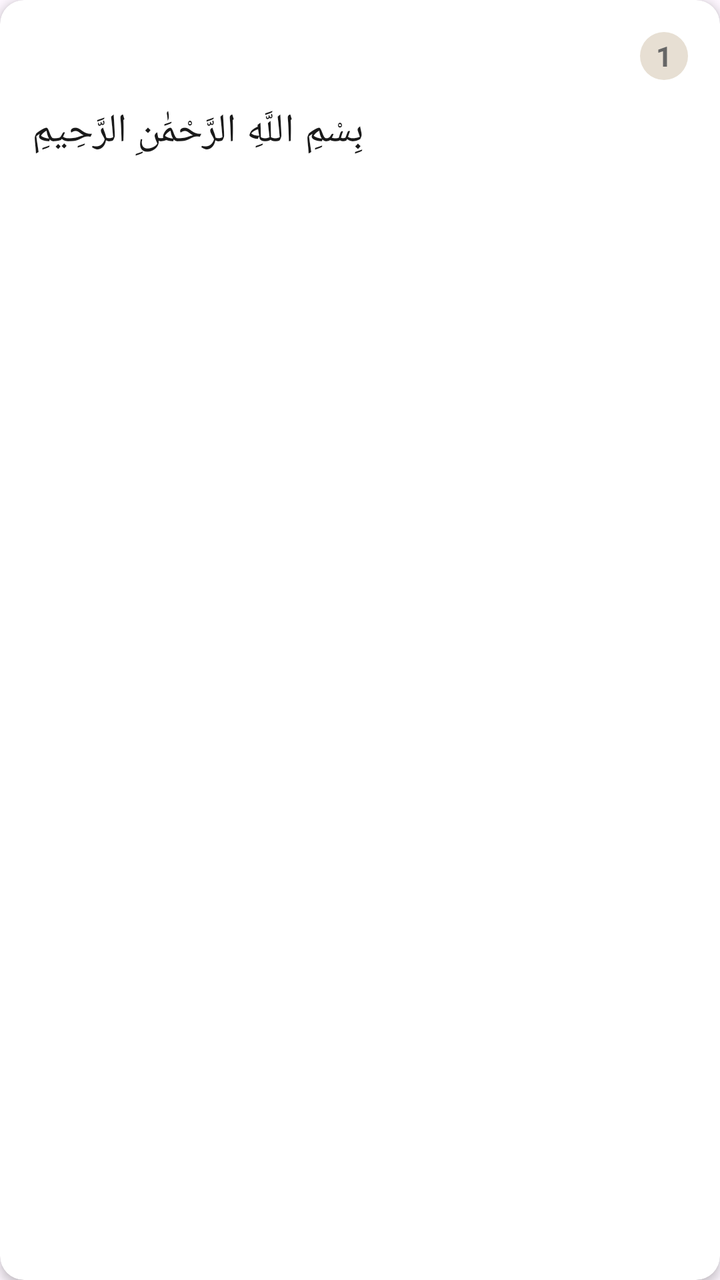
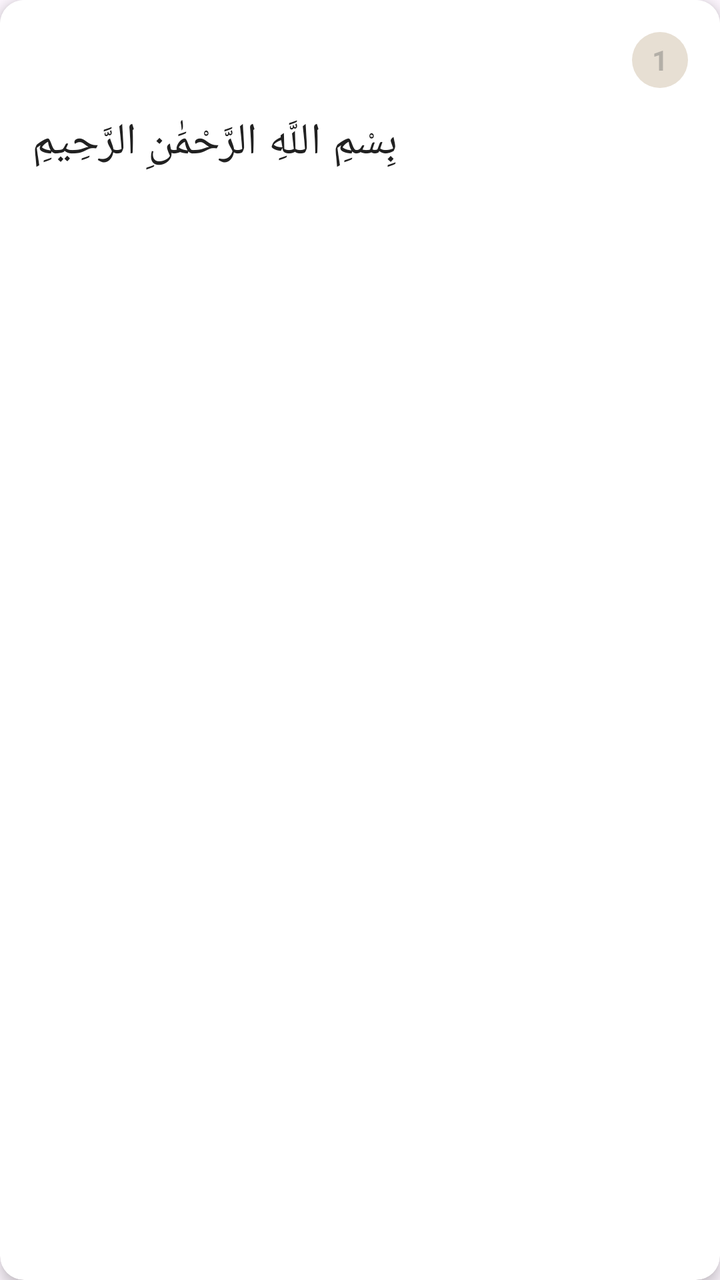

Compare the two renders of this Android layout. The source of the first and the diff that turns it into the second are given below.
<!-- AndroidManifest.xml: application theme Theme.Zakrni -->
<!-- res/layout/item_quran.xml -->
<?xml version="1.0" encoding="utf-8"?>
<androidx.cardview.widget.CardView xmlns:android="http://schemas.android.com/apk/res/android"
    xmlns:app="http://schemas.android.com/apk/res-auto"
    android:layout_width="match_parent"
    android:layout_height="wrap_content"
    android:layout_margin="8dp"
    app:cardCornerRadius="12dp"
    app:cardElevation="3dp"
    android:background="@android:color/white">

    <LinearLayout
        android:layout_width="match_parent"
        android:layout_height="wrap_content"
        android:orientation="vertical"
        android:padding="16dp">

        
        <LinearLayout
            android:layout_width="match_parent"
            android:layout_height="wrap_content"
            android:orientation="horizontal"
            android:gravity="end"
            android:layout_marginBottom="12dp">

            <TextView
                android:id="@+id/verse_number"
                android:layout_width="wrap_content"
                android:layout_height="wrap_content"
                android:text="1"
                android:textSize="14sp"
                android:textColor="#666666"
                android:background="@drawable/circle_background"
                android:gravity="center"
                android:minWidth="24dp"
                android:minHeight="24dp"
                android:textStyle="bold" />

        </LinearLayout>

        
        <TextView
            android:id="@+id/verse_text"
            android:layout_width="match_parent"
            android:layout_height="wrap_content"
            android:text="بِسْمِ اللَّهِ الرَّحْمَٰنِ الرَّحِيمِ"
            android:textSize="20sp"
            android:textColor="#1A1A1A"
            android:gravity="end"
            android:layoutDirection="rtl"
            android:fontFamily="serif"
            android:layout_marginBottom="8dp" />

        
        <TextView
            android:id="@+id/verse_translation"
            android:layout_width="match_parent"
            android:layout_height="wrap_content"
            android:text=""
            android:textSize="14sp"
            android:textColor="#666666"
            android:visibility="gone"
            android:layout_marginTop="8dp" />

    </LinearLayout>

</androidx.cardview.widget.CardView>
<!-- resources referenced by this layout -->
<resources>
  <!-- drawable circle_background (drawable) -->
  <?xml version="1.0" encoding="utf-8"?>
  <shape xmlns:android="http://schemas.android.com/apk/res/android"
      android:shape="oval">
      <solid android:color="#E7DFD3"/> 
  </shape>
  <style name="Theme.Zakrni" parent="Base.Theme.Zakrni" />
  <style name="Base.Theme.Zakrni" parent="Theme.Material3.DayNight.NoActionBar">
          
          
      </style>
</resources>

<!-- the commit's change to res/layout/item_quran.xml (unified diff, before → after) -->
@@ -5,14 +5,15 @@
     android:layout_height="wrap_content"
     android:layout_margin="8dp"
     app:cardCornerRadius="12dp"
-    app:cardElevation="3dp"
-    android:background="@android:color/white">
+    app:cardElevation="4dp"
+    app:cardBackgroundColor="@android:color/white">
 
     <LinearLayout
         android:layout_width="match_parent"
         android:layout_height="wrap_content"
         android:orientation="vertical"
-        android:padding="16dp">
+        android:padding="16dp"
+        android:background="@android:color/white">
 
         
         <LinearLayout
@@ -28,11 +29,11 @@
                 android:layout_height="wrap_content"
                 android:text="1"
                 android:textSize="14sp"
-                android:textColor="#666666"
+                android:textColor="#66666666"
                 android:background="@drawable/circle_background"
                 android:gravity="center"
-                android:minWidth="24dp"
-                android:minHeight="24dp"
+                android:minWidth="28dp"
+                android:minHeight="28dp"
                 android:textStyle="bold" />
 
         </LinearLayout>
@@ -43,11 +44,12 @@
             android:layout_width="match_parent"
             android:layout_height="wrap_content"
             android:text="بِسْمِ اللَّهِ الرَّحْمَٰنِ الرَّحِيمِ"
-            android:textSize="20sp"
-            android:textColor="#1A1A1A"
+            android:textSize="22sp"
+            android:textColor="#212121"
             android:gravity="end"
             android:layoutDirection="rtl"
             android:fontFamily="serif"
+            android:lineSpacingExtra="4dp"
             android:layout_marginBottom="8dp" />
 
         
@@ -57,9 +59,10 @@
             android:layout_height="wrap_content"
             android:text=""
             android:textSize="14sp"
-            android:textColor="#666666"
+            android:textColor="#757575"
             android:visibility="gone"
-            android:layout_marginTop="8dp" />
+            android:layout_marginTop="8dp"
+            android:fontFamily="sans-serif" />
 
     </LinearLayout>
 
